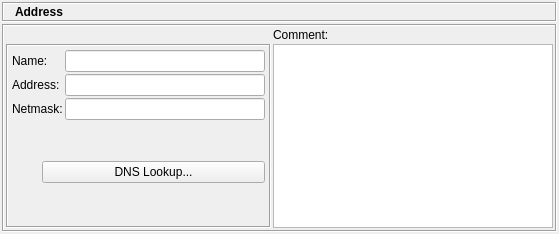
This is src/gui/ipv4dialog_q.ui in fwbuilder/fwbuilder as Qt 5 draws it before an edit. The edited form follows.
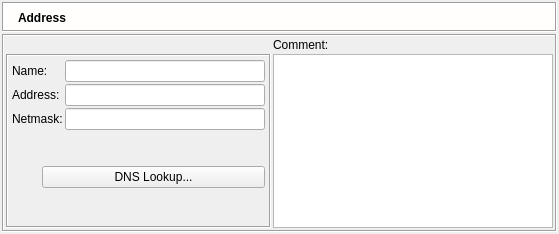
This is the edited form. Icons and pictures are not drawn.

Patch:
```diff
--- a/src/gui/ipv4dialog_q.ui
+++ b/src/gui/ipv4dialog_q.ui
@@ -62,9 +62,76 @@
        <property name="minimumSize" >
         <size>
          <width>16</width>
-         <height>20</height>
+         <height>30</height>
         </size>
        </property>
+       <property name="palette" >
+        <palette>
+         <active>
+          <colorrole role="Base" >
+           <brush brushstyle="SolidPattern" >
+            <color alpha="255" >
+             <red>255</red>
+             <green>255</green>
+             <blue>255</blue>
+            </color>
+           </brush>
+          </colorrole>
+          <colorrole role="Window" >
+           <brush brushstyle="SolidPattern" >
+            <color alpha="255" >
+             <red>255</red>
+             <green>254</green>
+             <blue>253</blue>
+            </color>
+           </brush>
+          </colorrole>
+         </active>
+         <inactive>
+          <colorrole role="Base" >
+           <brush brushstyle="SolidPattern" >
+            <color alpha="255" >
+             <red>255</red>
+             <green>255</green>
+             <blue>255</blue>
+            </color>
+           </brush>
+          </colorrole>
+          <colorrole role="Window" >
+           <brush brushstyle="SolidPattern" >
+            <color alpha="255" >
+             <red>255</red>
+             <green>254</green>
+             <blue>253</blue>
+            </color>
+           </brush>
+          </colorrole>
+         </inactive>
+         <disabled>
+          <colorrole role="Base" >
+           <brush brushstyle="SolidPattern" >
+            <color alpha="255" >
+             <red>255</red>
+             <green>254</green>
+             <blue>253</blue>
+            </color>
+           </brush>
+          </colorrole>
+          <colorrole role="Window" >
+           <brush brushstyle="SolidPattern" >
+            <color alpha="255" >
+             <red>255</red>
+             <green>254</green>
+             <blue>253</blue>
+            </color>
+           </brush>
+          </colorrole>
+         </disabled>
+        </palette>
+       </property>
+       <property name="autoFillBackground" >
+        <bool>true</bool>
+       </property>
        <property name="frameShape" >
         <enum>QFrame::Box</enum>
        </property>
@@ -73,24 +140,24 @@
        </property>
        <layout class="QGridLayout" >
         <property name="leftMargin" >
-         <number>2</number>
+         <number>0</number>
         </property>
         <property name="topMargin" >
          <number>2</number>
         </property>
         <property name="rightMargin" >
-         <number>2</number>
+         <number>0</number>
         </property>
         <property name="bottomMargin" >
-         <number>2</number>
+         <number>0</number>
         </property>
         <property name="horizontalSpacing" >
-         <number>2</number>
+         <number>0</number>
         </property>
         <property name="verticalSpacing" >
-         <number>2</number>
+         <number>0</number>
         </property>
-        <item row="0" column="1" >
+        <item row="0" column="2" >
          <widget class="QLabel" name="editorTitle" >
           <property name="sizePolicy" >
            <sizepolicy vsizetype="Fixed" hsizetype="Preferred" >
@@ -140,6 +207,22 @@
           </property>
          </widget>
         </item>
+        <item row="0" column="1" >
+         <widget class="QLabel" name="label" >
+          <property name="sizePolicy" >
+           <sizepolicy vsizetype="Preferred" hsizetype="Maximum" >
+            <horstretch>0</horstretch>
+            <verstretch>0</verstretch>
+           </sizepolicy>
+          </property>
+          <property name="text" >
+           <string/>
+          </property>
+          <property name="pixmap" >
+           <pixmap resource="MainRes.qrc" >:/Icons/IPv4/icon</pixmap>
+          </property>
+         </widget>
+        </item>
        </layout>
       </widget>
      </item>
```
Left out of the diff: 4 changed lines with no effect on the pictures.
